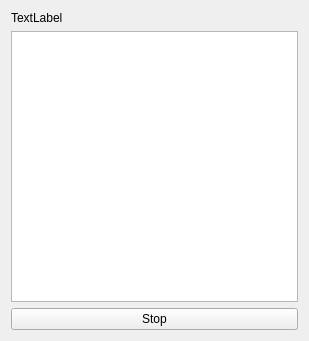
The window that widget.ui (shujaatak/MintyRemote-MJPEG_Viewer) describes before a commit, drawn with Qt 5.
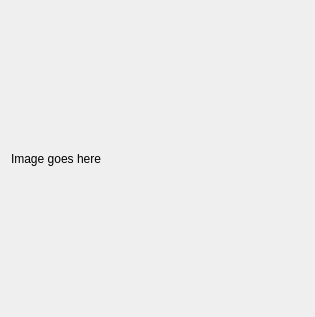
The same window after the commit.

Commit message: Added image resize

The edit to the form file:
```diff
--- a/widget.ui
+++ b/widget.ui
@@ -6,8 +6,8 @@
    <rect>
     <x>0</x>
     <y>0</y>
-    <width>309</width>
-    <height>341</height>
+    <width>315</width>
+    <height>317</height>
    </rect>
   </property>
   <property name="windowTitle">
@@ -16,18 +16,14 @@
   <layout class="QVBoxLayout" name="verticalLayout">
    <item>
     <widget class="QLabel" name="imgOutput">
-     <property name="text">
-      <string>TextLabel</string>
+     <property name="sizePolicy">
+      <sizepolicy hsizetype="Expanding" vsizetype="Expanding">
+       <horstretch>0</horstretch>
+       <verstretch>0</verstretch>
+      </sizepolicy>
      </property>
-    </widget>
-   </item>
-   <item>
-    <widget class="QPlainTextEdit" name="imgDebug"/>
-   </item>
-   <item>
-    <widget class="QPushButton" name="stopButton">
      <property name="text">
-      <string>Stop</string>
+      <string>Image goes here</string>
      </property>
     </widget>
    </item>
```
The commit also changes 14 other files.
